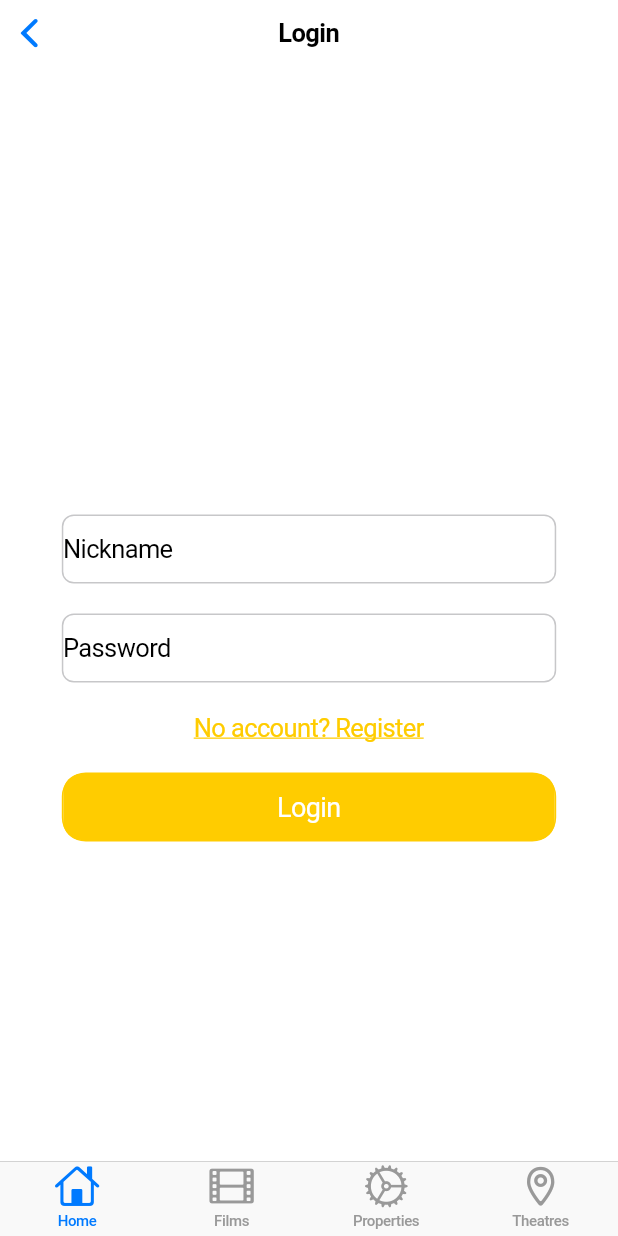
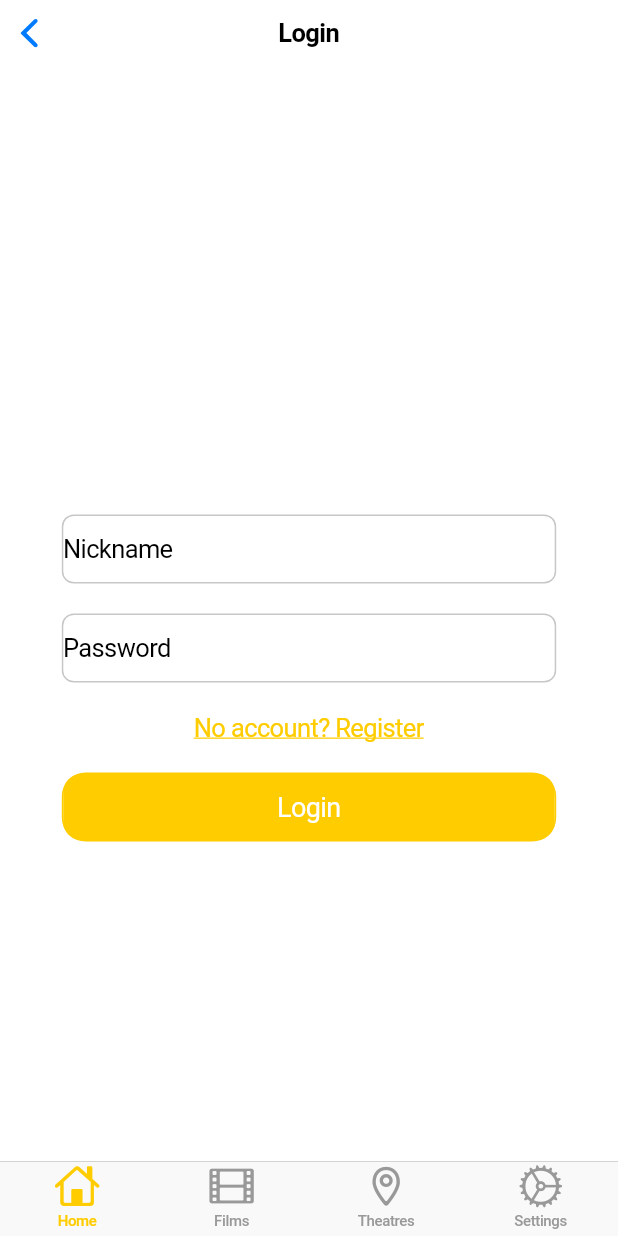
Before and after one commit to EgorSborschikov/KInoApp, a Flutter app: the AuthPage screen opened directly, after a tap on "Home", on a phone screen of 412 x 824 dp. Run offline on Flutter 3.47's test engine with Material 3 defaults, Android fonts, the phone set to English and light mode, and no system bars; our stand-ins replace auto_route.

Commit message:
update bottom navigation bar UI items

```diff
--- a/lib/features/components/bars/bottom_navigation_bar/general_bottom_navigation_bar/general_bottom_navigation_bar.dart
+++ b/lib/features/components/bars/bottom_navigation_bar/general_bottom_navigation_bar/general_bottom_navigation_bar.dart
@@ -52,16 +52,17 @@ class _CustomBottomNavigationBarState extends State<CustomBottomNavigationBar> {
             label: 'Films',
           ),
           BottomNavigationBarItem(
-            icon: Icon(CupertinoIcons.settings),
-            label: 'Properties',
-          ),
-          BottomNavigationBarItem(
             icon: Icon(CupertinoIcons.placemark),
             label: 'Theatres',
+          ),
+                    BottomNavigationBarItem(
+            icon: Icon(CupertinoIcons.settings),
+            label: 'Settings',
           ),
         ],
         currentIndex: _selectedIndex,
         onTap: _onItemTapped,
+        activeColor: CupertinoColors.systemYellow,
       ),
       tabBuilder: (BuildContext context, int index) {
         return CupertinoTabView(
--- a/lib/main.dart
+++ b/lib/main.dart
@@ -19,6 +19,7 @@ class KinoApp extends StatelessWidget {
       builder: (context, router) {
         return CustomBottomNavigationBar();
       },
+      debugShowCheckedModeBanner: false,
     );
   }
 }
```
